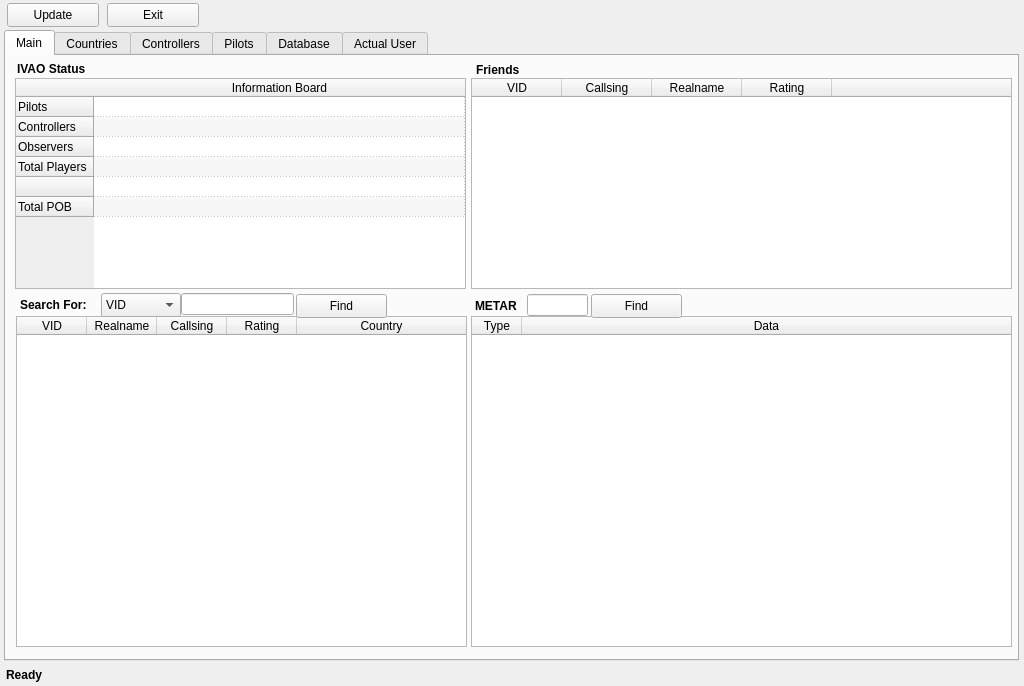
Above: QtUI/MainWindow_UI.ui from emper0r/IVAO-status before the change. Below: the same form after it.
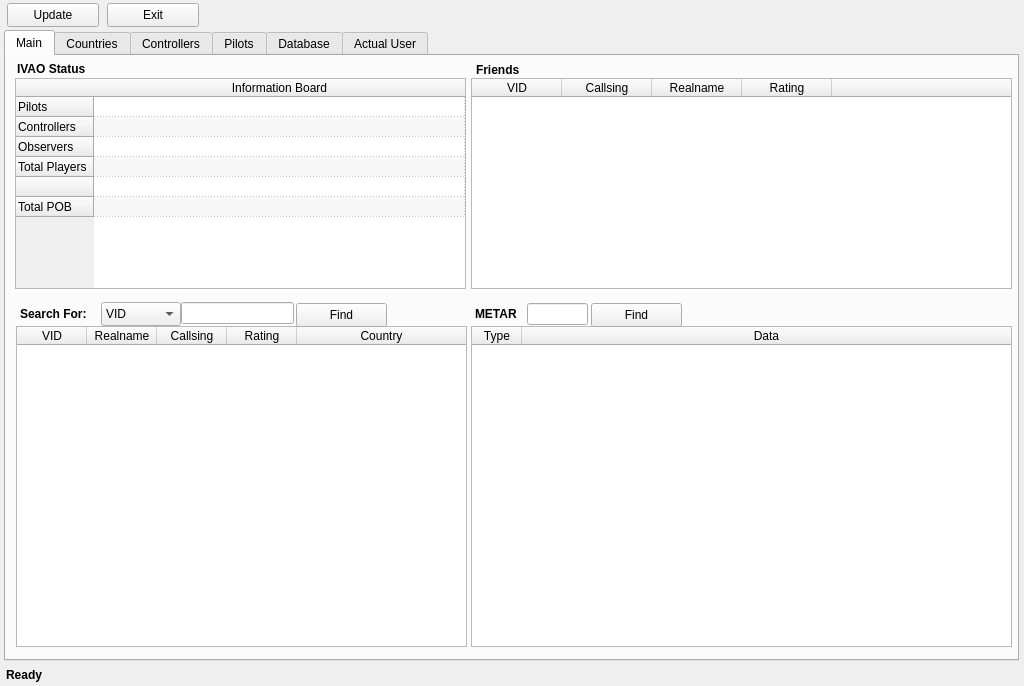
That is the form after the change.

Commit message: * Fixed UI tested in Ubuntu with Gnome enviroment

Diff of the .ui file:
```diff
--- a/QtUI/MainWindow_UI.ui
+++ b/QtUI/MainWindow_UI.ui
@@ -299,9 +299,9 @@
       <property name="geometry">
        <rect>
         <x>10</x>
-        <y>260</y>
+        <y>270</y>
         <width>451</width>
-        <height>331</height>
+        <height>321</height>
        </rect>
       </property>
       <property name="cursor" stdset="0">
@@ -379,7 +379,7 @@
       <property name="geometry">
        <rect>
         <x>14</x>
-        <y>241</y>
+        <y>250</y>
         <width>81</width>
         <height>16</height>
        </rect>
@@ -401,9 +401,9 @@
       <property name="geometry">
        <rect>
         <x>465</x>
-        <y>260</y>
+        <y>270</y>
         <width>541</width>
-        <height>331</height>
+        <height>321</height>
        </rect>
       </property>
       <property name="cursor" stdset="0">
@@ -481,7 +481,7 @@
       <property name="geometry">
        <rect>
         <x>469</x>
-        <y>242</y>
+        <y>250</y>
         <width>51</width>
         <height>16</height>
        </rect>
@@ -503,7 +503,7 @@
       <property name="geometry">
        <rect>
         <x>95</x>
-        <y>237</y>
+        <y>246</y>
         <width>80</width>
         <height>24</height>
        </rect>
@@ -531,7 +531,7 @@
       <property name="geometry">
        <rect>
         <x>175</x>
-        <y>237</y>
+        <y>246</y>
         <width>113</width>
         <height>22</height>
        </rect>
@@ -544,7 +544,7 @@
       <property name="geometry">
        <rect>
         <x>521</x>
-        <y>238</y>
+        <y>247</y>
         <width>61</width>
         <height>22</height>
        </rect>
@@ -557,7 +557,7 @@
       <property name="geometry">
        <rect>
         <x>290</x>
-        <y>238</y>
+        <y>247</y>
         <width>91</width>
         <height>24</height>
        </rect>
@@ -573,7 +573,7 @@
       <property name="geometry">
        <rect>
         <x>585</x>
-        <y>238</y>
+        <y>247</y>
         <width>91</width>
         <height>24</height>
        </rect>
```
The commit also changes 1 other file.
